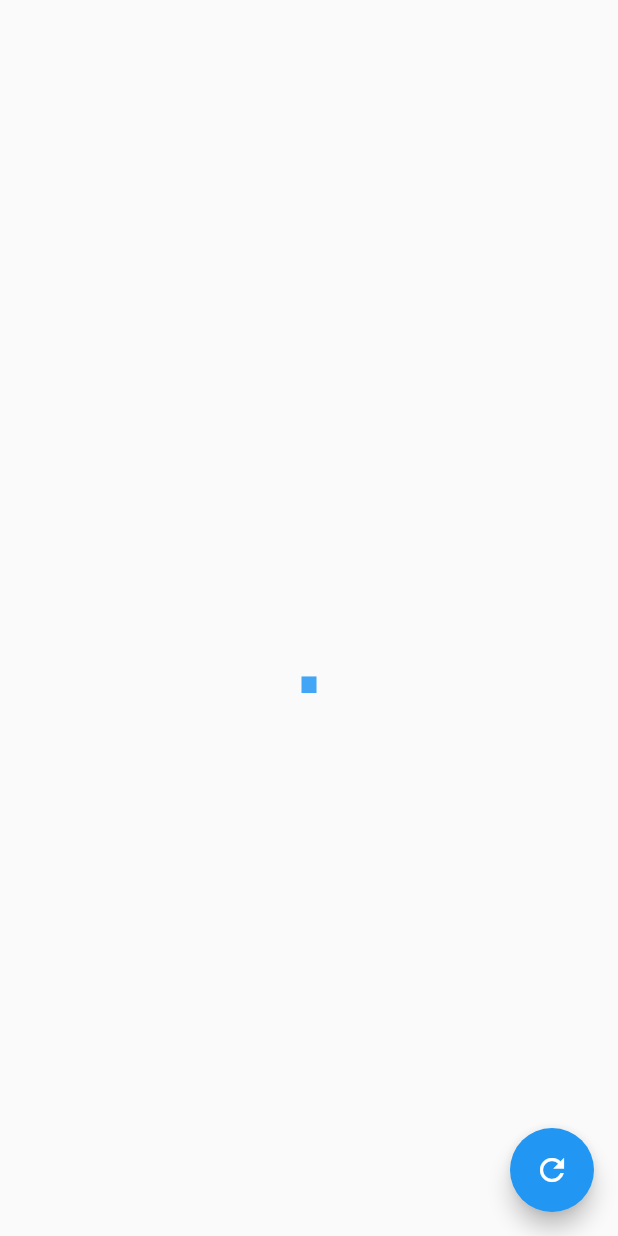
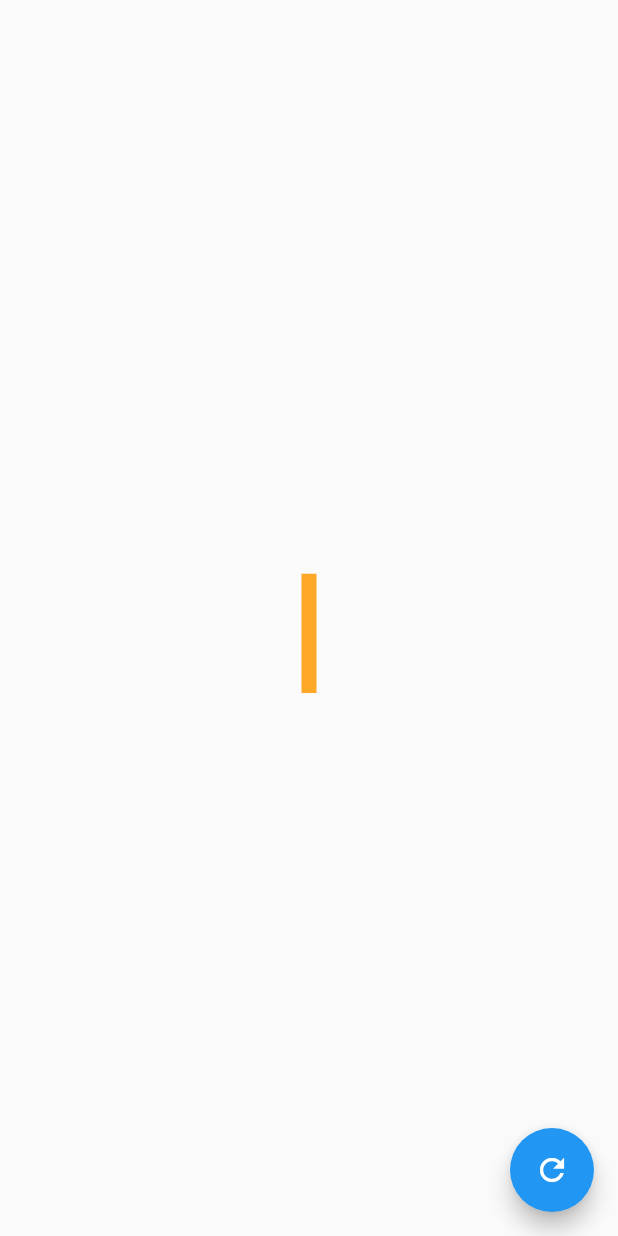
Before and after one commit to ocalvet/flutter-charts, a Flutter app: the screen it shows after launch, after a tap on the "refresh" icon, on a phone screen of 412 x 824 dp. Run offline on Flutter 3.47's test engine with Material 2 defaults, Android fonts, the phone set to English and light mode, and no system bars.

Commit message:
Add functionality to lerp through color and height

```diff
--- a/lib/bar.dart
+++ b/lib/bar.dart
@@ -1,15 +1,31 @@
+import 'dart:math';
 import 'dart:ui' show lerpDouble;
 
 import 'package:flutter/animation.dart';
 import 'package:flutter/material.dart';
 
+import 'color_palette.dart';
+
 class Bar {
-  Bar(this.height);
+  Bar(this.height, this.color);
+
+  factory Bar.empty() => new Bar(0.0, Colors.transparent);
+
+  factory Bar.random(Random random) {
+    return new Bar(
+      random.nextDouble() * 100.0,
+      ColorPalette.primary.random(random),
+    );
+  }
 
   final double height;
+  final Color color;
 
   static Bar lerp(Bar begin, Bar end, double t) {
-    return new Bar(lerpDouble(begin.height, end.height, t));
+    return new Bar(
+      lerpDouble(begin.height, end.height, t),
+      Color.lerp(begin.color, end.color, t),
+    );
   }
 }
 
@@ -33,7 +49,7 @@ class BarChartPainter extends CustomPainter {
   void paint(Canvas canvas, Size size) {
     final bar = animation.value;
     final paint = new Paint()
-      ..color = Colors.blue[400]
+      ..color = bar.color
       ..style = PaintingStyle.fill;
     canvas.drawRect(
       new Rect.fromLTWH(
--- /dev/null
+++ b/lib/color_palette.dart
@@ -0,0 +1,27 @@
+import 'dart:math';
+
+import 'package:flutter/material.dart';
+
+class ColorPalette {
+  static final ColorPalette primary = new ColorPalette(<Color>[
+    Colors.blue[400],
+    Colors.red[400],
+    Colors.green[400],
+    Colors.yellow[400],
+    Colors.purple[400],
+    Colors.orange[400],
+    Colors.teal[400],
+  ]);
+
+  ColorPalette(List<Color> colors) : _colors = colors {
+    assert(colors.isNotEmpty);
+  }
+
+  final List<Color> _colors;
+
+  Color operator [](int index) => _colors[index % length];
+
+  int get length => _colors.length;
+
+  Color random(Random random) => this[random.nextInt(length)];
+}
--- a/lib/main.dart
+++ b/lib/main.dart
@@ -26,7 +26,7 @@ class ChartPageState extends State<ChartPage> with TickerProviderStateMixin {
       duration: const Duration(milliseconds: 300),
       vsync: this,
     );
-    tween = new BarTween(new Bar(0.0), new Bar(50.0));
+    tween = new BarTween(new Bar.empty(), new Bar.random(random));
     animation.forward();
   }
 
@@ -38,10 +38,7 @@ class ChartPageState extends State<ChartPage> with TickerProviderStateMixin {
 
   void changeData() {
     setState(() {
-      tween = new BarTween(
-        tween.evaluate(animation),
-        new Bar(100.0 * random.nextDouble()),
-      );
+      tween = new BarTween(tween.evaluate(animation), new Bar.random(random));
       animation.forward(from: 0.0);
     });
   }
```
